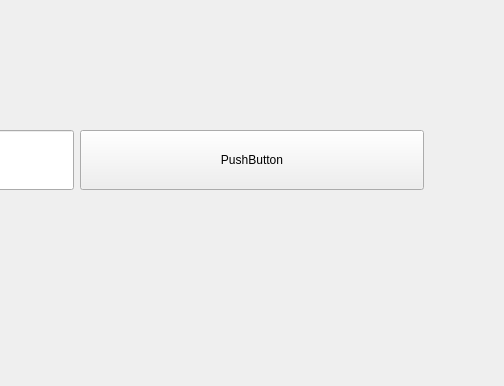
Before: the Qt Designer form MathCombat/TaskWidget.ui in julivess/Math_Combat_Game, drawn with Qt 5; both pictures show x 355 to 859 and y 293 to 679 of the 957 by 679 pixel window.
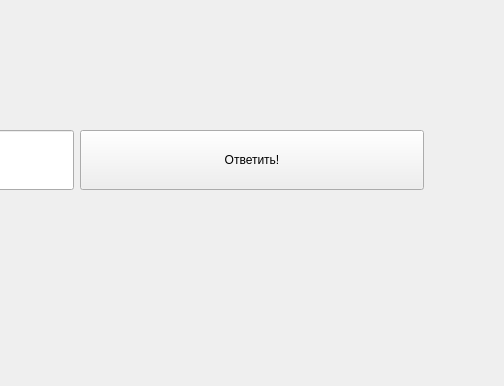
After: the same form once the commit is applied.

Patch:
```diff
--- a/MathCombat/TaskWidget.ui
+++ b/MathCombat/TaskWidget.ui
@@ -14,6 +14,21 @@
    <string>TaskWidget</string>
   </property>
   <layout class="QGridLayout" name="gridLayout">
+   <property name="leftMargin">
+    <number>0</number>
+   </property>
+   <property name="topMargin">
+    <number>0</number>
+   </property>
+   <property name="rightMargin">
+    <number>0</number>
+   </property>
+   <property name="bottomMargin">
+    <number>0</number>
+   </property>
+   <property name="spacing">
+    <number>0</number>
+   </property>
    <item row="2" column="0">
     <widget class="QWidget" name="verticalWidget" native="true">
      <property name="style_type" stdset="0">
@@ -115,7 +130,7 @@
          </size>
         </property>
         <property name="text">
-         <string>PushButton</string>
+         <string>Ответить!</string>
         </property>
         <property name="style_type" stdset="0">
          <string notr="true">ANSWER_BUTTON</string>
```
